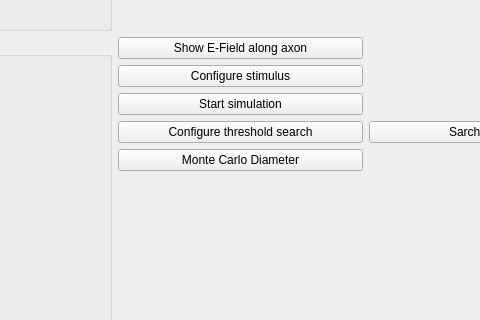
TheJRapp/PeriphNeuronStim, file ui_master_sim.ui: the form before one commit; both pictures show x 142 to 622 and y 206 to 526 of the 1015 by 642 pixel window.
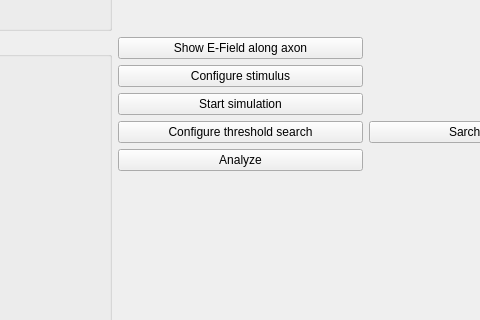
The form after the commit.

Diff of the .ui file:
```diff
--- a/ui_master_sim.ui
+++ b/ui_master_sim.ui
@@ -128,7 +128,7 @@
     <item row="5" column="1">
      <widget class="QPushButton" name="mc_button">
       <property name="text">
-       <string>Monte Carlo Diameter</string>
+       <string>Analyze</string>
       </property>
      </widget>
     </item>
```
